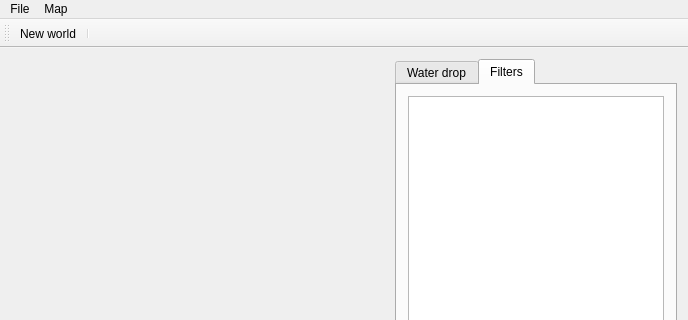
NicolasEtGuillaume/WorldXGen, file WorldXGen/mainwindow.ui: the form before one commit; both pictures show x 0 to 688 and y 0 to 320 of the 688 by 462 pixel window.
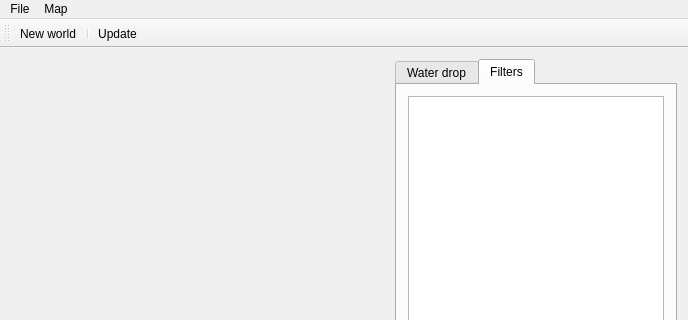
The form after the commit. Custom widgets are drawn as their Qt base class.

Commit message: Quickfix, blue color for river and update button to apply filter

Patch:
```diff
--- a/WorldXGen/mainwindow.ui
+++ b/WorldXGen/mainwindow.ui
@@ -232,6 +232,7 @@
    </attribute>
    <addaction name="actionNewWorld"/>
    <addaction name="separator"/>
+   <addaction name="actionUpdate"/>
   </widget>
   <widget class="QStatusBar" name="statusBar"/>
   <action name="actionExit">
@@ -250,6 +251,14 @@
     <string>Ctrl+N</string>
    </property>
   </action>
+  <action name="actionUpdate">
+   <property name="text">
+    <string>Update</string>
+   </property>
+   <property name="shortcut">
+    <string>F5</string>
+   </property>
+  </action>
  </widget>
  <layoutdefault spacing="6" margin="11"/>
  <customwidgets>
```
Left out of the diff: 54 changed lines with no effect on the pictures. The commit also changes 6 other files.
